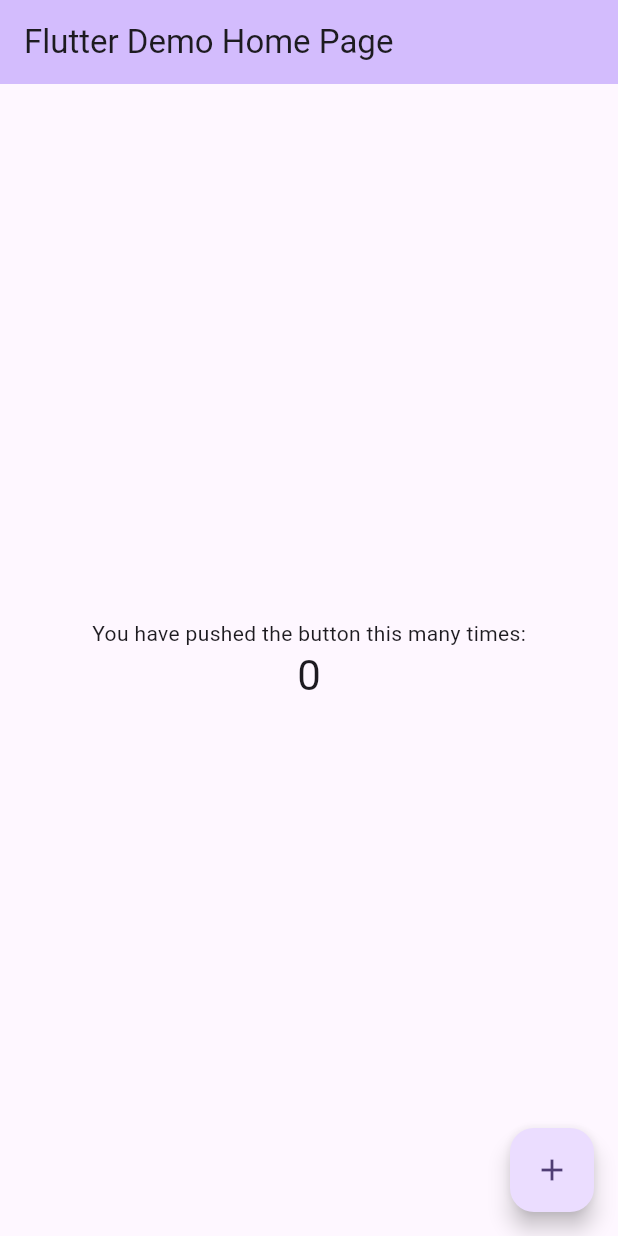
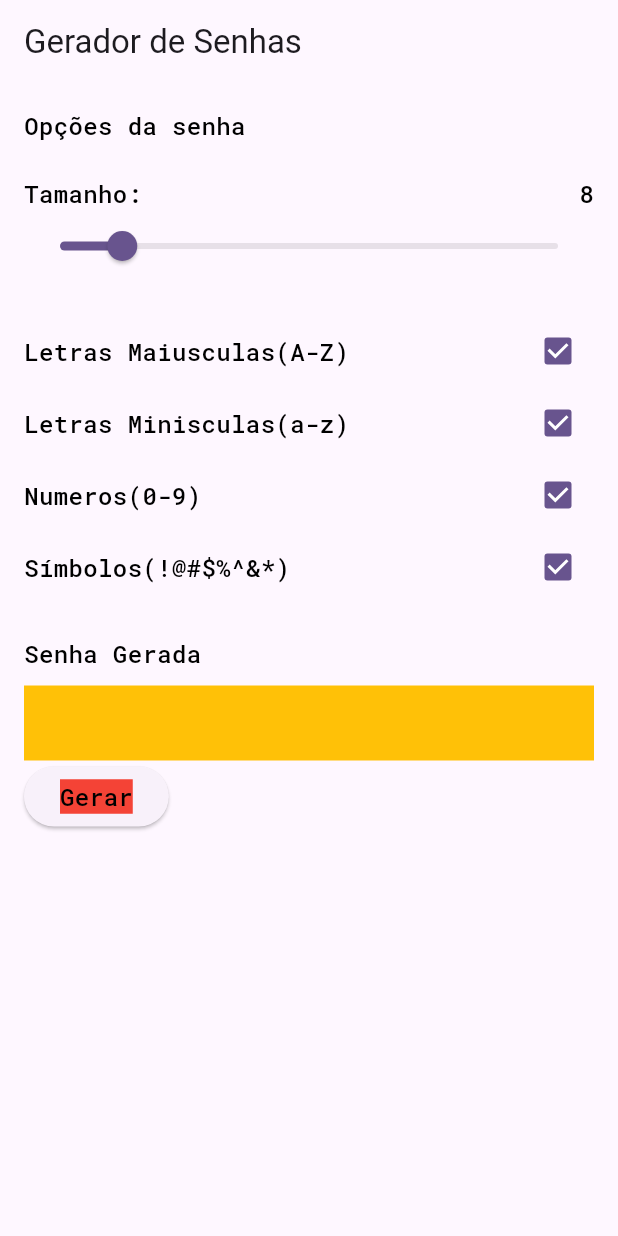
Before and after one commit to anacarolinn/passwordgenerate, a Flutter app: the screen it shows after launch, on a phone screen of 412 x 824 dp. Run offline on Flutter 3.47's test engine with Material 3 defaults, Android fonts, the light colour scheme and no system bars; our stand-ins replace google_fonts.

Commit message:
Criando a lógica do app

```diff
--- /dev/null
+++ b/lib/components/my_text.dart
@@ -0,0 +1,29 @@
+import 'package:flutter/material.dart';
+import 'package:google_fonts/google_fonts.dart';
+
+class MyText extends StatelessWidget {
+  final String text;
+  final Color? textColor;
+  final double? fontSize;
+  final FontWeight? fontWeight;
+
+  const MyText({
+    super.key,
+    required this.text,
+    this.textColor = Colors.black,
+    this.fontSize = 16,
+    this.fontWeight = FontWeight.w500,
+  });
+
+  @override
+  Widget build(BuildContext context) {
+    return Text(
+      text,
+      style: GoogleFonts.robotoMono(
+        fontSize: fontSize,
+        fontWeight: fontWeight,
+        color: textColor,
+      ),
+    );
+  }
+}
--- a/lib/main.dart
+++ b/lib/main.dart
@@ -1,4 +1,5 @@
 import 'package:flutter/material.dart';
+import 'package:password_generate/pages/home_page/home_page.dart';
 
 void main() {
   runApp(const MyApp());
@@ -12,114 +13,12 @@
   Widget build(BuildContext context) {
     return MaterialApp(
       title: 'Flutter Demo',
+      debugShowCheckedModeBanner: false,
       theme: ThemeData(
-        // This is the theme of your application.
-        //
-        // TRY THIS: Try running your application with "flutter run". You'll see
-        // the application has a purple toolbar. Then, without quitting the app,
-        // try changing the seedColor in the colorScheme below to Colors.green
-        // and then invoke "hot reload" (save your changes or press the "hot
-        // reload" button in a Flutter-supported IDE, or press "r" if you used
-        // the command line to start the app).
-        //
-        // Notice that the counter didn't reset back to zero; the application
-        // state is not lost during the reload. To reset the state, use hot
-        // restart instead.
-        //
-        // This works for code too, not just values: Most code changes can be
-        // tested with just a hot reload.
         colorScheme: ColorScheme.fromSeed(seedColor: Colors.deepPurple),
         useMaterial3: true,
       ),
-      home: const MyHomePage(title: 'Flutter Demo Home Page'),
+      home: HomePage(),
     );
   }
 }
-
-class MyHomePage extends StatefulWidget {
-  const MyHomePage({super.key, required this.title});
-
-  // This widget is the home page of your application. It is stateful, meaning
-  // that it has a State object (defined below) that contains fields that affect
-  // how it looks.
-
-  // This class is the configuration for the state. It holds the values (in this
-  // case the title) provided by the parent (in this case the App widget) and
-  // used by the build method of the State. Fields in a Widget subclass are
-  // always marked "final".
-
-  final String title;
-
-  @override
-  State<MyHomePage> createState() => _MyHomePageState();
-}
-
-class _MyHomePageState extends State<MyHomePage> {
-  int _counter = 0;
-
-  void _incrementCounter() {
-    setState(() {
-      // This call to setState tells the Flutter framework that something has
-      // changed in this State, which causes it to rerun the build method below
-      // so that the display can reflect the updated values. If we changed
-      // _counter without calling setState(), then the build method would not be
-      // called again, and so nothing would appear to happen.
-      _counter++;
-    });
-  }
-
-  @override
-  Widget build(BuildContext context) {
-    // This method is rerun every time setState is called, for instance as done
-    // by the _incrementCounter method above.
-    //
-    // The Flutter framework has been optimized to make rerunning build methods
-    // fast, so that you can just rebuild anything that needs updating rather
-    // than having to individually change instances of widgets.
-    return Scaffold(
-      appBar: AppBar(
-        // TRY THIS: Try changing the color here to a specific color (to
-        // Colors.amber, perhaps?) and trigger a hot reload to see the AppBar
-        // change color while the other colors stay the same.
-        backgroundColor: Theme.of(context).colorScheme.inversePrimary,
-        // Here we take the value from the MyHomePage object that was created by
-        // the App.build method, and use it to set our appbar title.
-        title: Text(widget.title),
-      ),
-      body: Center(
-        // Center is a layout widget. It takes a single child and positions it
-        // in the middle of the parent.
-        child: Column(
-          // Column is also a layout widget. It takes a list of children and
-          // arranges them vertically. By default, it sizes itself to fit its
-          // children horizontally, and tries to be as tall as its parent.
-          //
-          // Column has various properties to control how it sizes itself and
-          // how it positions its children. Here we use mainAxisAlignment to
-          // center the children vertically; the main axis here is the vertical
-          // axis because Columns are vertical (the cross axis would be
-          // horizontal).
-          //
-          // TRY THIS: Invoke "debug painting" (choose the "Toggle Debug Paint"
-          // action in the IDE, or press "p" in the console), to see the
-          // wireframe for each widget.
-          mainAxisAlignment: MainAxisAlignment.center,
-          children: <Widget>[
-            const Text(
-              'You have pushed the button this many times:',
-            ),
-            Text(
-              '$_counter',
-              style: Theme.of(context).textTheme.headlineMedium,
-            ),
-          ],
-        ),
-      ),
-      floatingActionButton: FloatingActionButton(
-        onPressed: _incrementCounter,
-        tooltip: 'Increment',
-        child: const Icon(Icons.add),
-      ), // This trailing comma makes auto-formatting nicer for build methods.
-    );
-  }
-}
--- /dev/null
+++ b/lib/pages/home_page/home_page.dart
@@ -0,0 +1,13 @@
+import 'package:flutter/material.dart';
+import './home_page_view.dart';
+
+/// Widget principal que implementa o padrão MVVM
+/// Separa a lógica de apresentação (View) da lógica de negócio (ViewModel)
+class HomePage extends StatefulWidget {
+  static const route = '/home_page/';
+
+  const HomePage({super.key});
+
+  @override
+  HomePageView createState() => HomePageView();
+}
--- /dev/null
+++ b/lib/pages/home_page/home_page_view_model.dart
@@ -0,0 +1,67 @@
+import 'dart:math';
+
+import 'package:flutter/material.dart';
+import './home_page.dart';
+
+abstract class HomePageViewModel extends State<HomePage> {
+  double sliderValue = 8;
+  bool upperLetters = true;
+  bool lowerLetters = true;
+  bool numbers = true;
+  bool symbols = true;
+  String password = '';
+
+  @override
+  void initState() {
+    super.initState();
+    sliderValue;
+    upperLetters;
+    lowerLetters;
+    numbers;
+    symbols;
+  }
+
+  @override
+  void dispose() {
+    super.dispose();
+  }
+
+  onTapGenerate() {
+    setState(() {
+      password = generatePassword(
+        lenght: sliderValue,
+        incluedUpperLetters: upperLetters,
+        incluedLowerLetters: lowerLetters,
+        incluedNumbers: numbers,
+        incluedSymbols: symbols,
+      );
+    });
+  }
+
+  String generatePassword({
+    required double lenght,
+    required bool incluedUpperLetters,
+    required bool incluedLowerLetters,
+    required bool incluedNumbers,
+    required bool incluedSymbols,
+  }) {
+    const lettersUpper = 'ABCDEFGHIJKLMNOPQRSTUVWXYZ';
+    const lettersLower = 'abcdefghijklmnopqrstuvwxyz';
+    const numbers = '0123456789';
+    const symbols = '!@#\$%^&*-_=+[]{}|;:\'",.?/<>~`';
+
+    String caracteres = '';
+
+    if (incluedUpperLetters) caracteres += lettersUpper;
+    if (incluedLowerLetters) caracteres += lettersLower;
+    if (incluedNumbers) caracteres += numbers;
+    if (incluedSymbols) caracteres += symbols;
+
+    final random = Random.secure();
+
+    return List.generate(lenght.toInt(), (_) {
+      final index = random.nextInt(caracteres.length);
+      return caracteres[index];
+    }).join();
+  }
+}
```
Also changed, not shown: lib/pages/home_page/home_page_view.dart (added, +148 -0 lines), pubspec.yaml (+2 -68 lines), pubspec.lock, 1 other file.
